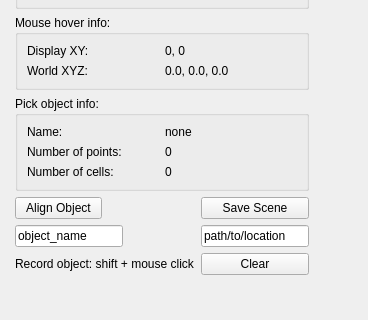
RobotLocomotion/spartan, file apps/chris/ddGroundTruthAnnotationPanel.ui: the form before one commit; both pictures show x 0 to 368 and y 210 to 530 of the 368 by 530 pixel window.
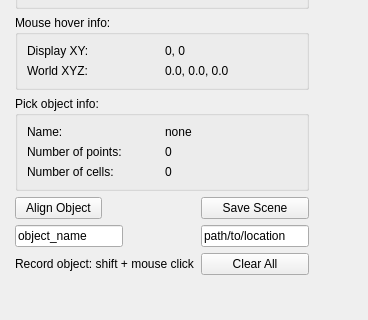
The form after the commit.

What changed in the file:
```diff
--- a/apps/chris/ddGroundTruthAnnotationPanel.ui
+++ b/apps/chris/ddGroundTruthAnnotationPanel.ui
@@ -91,7 +91,7 @@
           <item row="9" column="2">
            <widget class="QPushButton" name="clearButton">
             <property name="text">
-             <string>Clear</string>
+             <string>Clear All</string>
             </property>
            </widget>
           </item>
```
